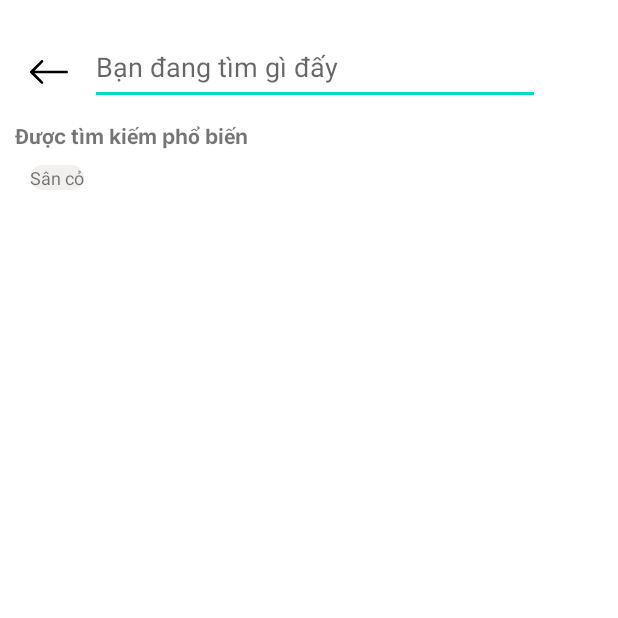
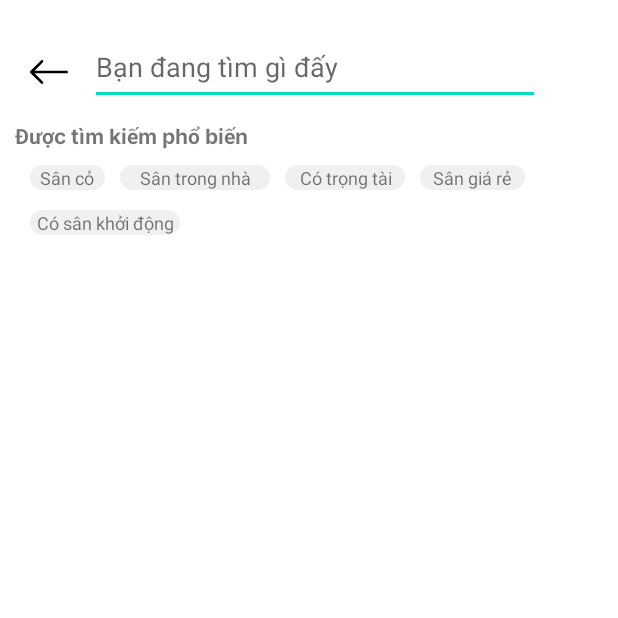
Before and after one commit to son-nct/tennis-booking-app, an Android app: the SearchPageActivity screen opened directly, with no data from a screen before it, on a phone screen of 412 x 824 dp, the top half of it. Run offline under Robolectric (Android 15) with nearby library versions, the phone set to English and light mode, and no system bars; Roboto replaces fonts that are not available here.

Commit message:
[PhucHLH] im tired

```diff
--- a/app/src/main/res/layout/activity_search_page.xml
+++ b/app/src/main/res/layout/activity_search_page.xml
@@ -41,14 +41,54 @@
             android:textSize="14dp" />
 
         <TextView
-            android:layout_width="wrap_content"
+            android:layout_width="50dp"
             android:layout_height="wrap_content"
+            android:layout_marginLeft="20dp"
+            android:layout_marginTop="30dp"
+            android:background="@drawable/my_button_bg"
             android:text="Sân cỏ"
-            android:textSize="12dp"
+            android:textAlignment="center"
+            android:textSize="12dp" />
+
+        <TextView
+            android:layout_width="100dp"
+            android:layout_height="wrap_content"
+            android:layout_marginLeft="80dp"
             android:layout_marginTop="30dp"
+            android:background="@drawable/my_button_bg"
+            android:text="Sân trong nhà"
+            android:textAlignment="center"
+            android:textSize="12dp" />
+
+        <TextView
+            android:layout_width="80dp"
+            android:layout_height="wrap_content"
+            android:layout_marginLeft="190dp"
+            android:layout_marginTop="30dp"
+            android:background="@drawable/my_button_bg"
+            android:text="Có trọng tài"
+            android:textAlignment="center"
+            android:textSize="12dp" />
+
+        <TextView
+            android:layout_width="70dp"
+            android:layout_height="wrap_content"
+            android:layout_marginLeft="280dp"
+            android:layout_marginTop="30dp"
+            android:background="@drawable/my_button_bg"
+            android:text="Sân giá rẻ"
+            android:textAlignment="center"
+            android:textSize="12dp" />
+
+        <TextView
+            android:layout_width="100dp"
+            android:layout_height="wrap_content"
             android:layout_marginLeft="20dp"
+            android:layout_marginTop="60dp"
             android:background="@drawable/my_button_bg"
-            />
+            android:text="Có sân khởi động"
+            android:textAlignment="center"
+            android:textSize="12dp" />
 
     </RelativeLayout>
 
```
